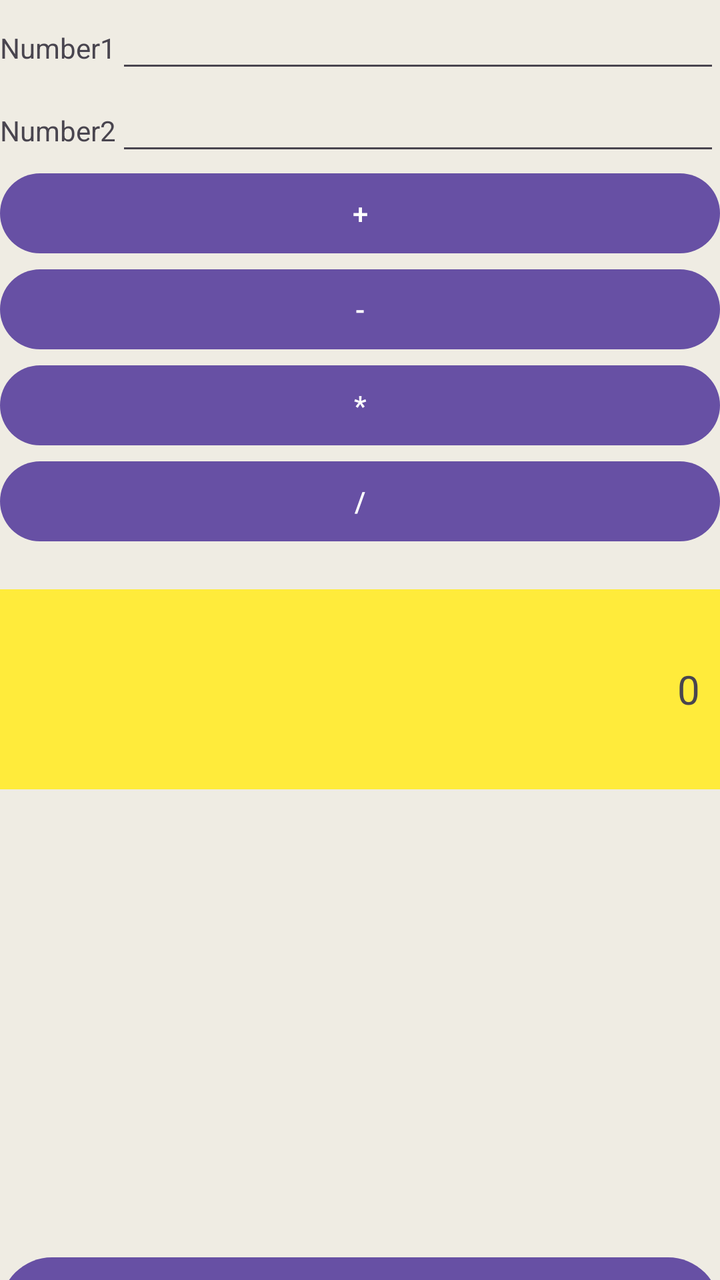
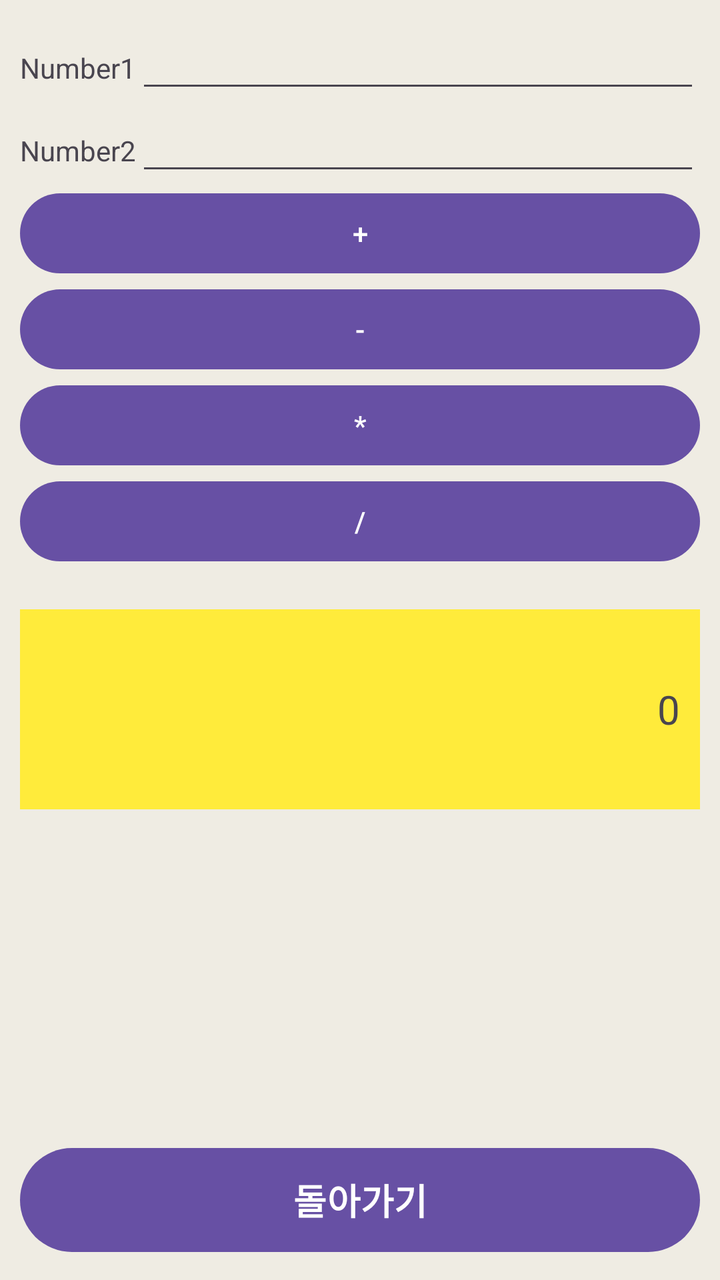

Compare the two renders of this Android layout. The source of the first and the diff that turns it into the second are given below.
<!-- AndroidManifest.xml: application theme Theme.MobilePrograming -->
<!-- res/layout/calculator.xml -->
<?xml version="1.0" encoding="utf-8"?>
<TableLayout xmlns:android="http://schemas.android.com/apk/res/android"
    xmlns:tools="http://schemas.android.com/tools"
    android:layout_width="match_parent"
    android:layout_height="match_parent"
    android:layout_margin="10dp"
    android:stretchColumns="1"
    android:background="#EFECE3"
    tools:context=".Calculator">

    <TableRow>
        <TextView android:text="Number1" />
        <EditText
            android:id="@+id/num1_edit_text"
            android:layout_width="match_parent"
            android:layout_height="wrap_content"
            android:inputType="numberDecimal|numberSigned" />
    </TableRow>

    <TableRow>
        <TextView android:text="Number2" />
        <EditText
            android:id="@+id/num2_edit_text"
            android:layout_width="match_parent"
            android:layout_height="wrap_content"
            android:inputType="numberDecimal|numberSigned" />
    </TableRow>

    <TableRow>
        <Button
            android:id="@+id/add_button"
            android:layout_width="wrap_content"
            android:layout_height="wrap_content"
            android:layout_span="2"
            android:text="+" />
    </TableRow>

    <TableRow>
        <Button
            android:id="@+id/subtract_button"
            android:layout_width="wrap_content"
            android:layout_height="wrap_content"
            android:layout_span="2"
            android:text="-" />
    </TableRow>

    <TableRow>
        <Button
            android:id="@+id/multiply_button"
            android:layout_width="wrap_content"
            android:layout_height="wrap_content"
            android:layout_span="2"
            android:text="*" />
    </TableRow>

    <TableRow>
        <Button
            android:id="@+id/divide_button"
            android:layout_width="wrap_content"
            android:layout_height="wrap_content"
            android:layout_span="2"
            android:text="/" />
    </TableRow>

    <TableRow
        android:layout_marginTop="20dp">
        <TextView
            android:id="@+id/result_text_view"
            android:layout_width="match_parent"
            android:layout_height="100dp"
            android:layout_span="2"
            android:background="#FFEB3B"
            android:gravity="end|center_vertical"
            android:padding="10dp"
            android:text="0"
            android:textSize="20sp" />
    </TableRow>

    <Button
        android:id="@+id/backButton"
        android:layout_width="match_parent"
        android:layout_height="60dp"
        android:layout_marginTop="230dp"
        android:layout_marginBottom="23dp"
        android:text="돌아가기"
        android:textSize="18sp"
        android:textStyle="bold" />

</TableLayout>
<!-- resources referenced by this layout -->
<resources>
  <style name="Theme.MobilePrograming" parent="Base.Theme.MobilePrograming" />
  <style name="Base.Theme.MobilePrograming" parent="Theme.Material3.DayNight.NoActionBar">
          
          
      </style>
</resources>

<!-- the commit's change to res/layout/calculator.xml (unified diff, before → after) -->
@@ -1,89 +1,98 @@
 <?xml version="1.0" encoding="utf-8"?>
-<TableLayout xmlns:android="http://schemas.android.com/apk/res/android"
+<LinearLayout xmlns:android="http://schemas.android.com/apk/res/android"
     xmlns:tools="http://schemas.android.com/tools"
     android:layout_width="match_parent"
     android:layout_height="match_parent"
-    android:layout_margin="10dp"
-    android:stretchColumns="1"
     android:background="#EFECE3"
+    android:orientation="vertical"
+    android:padding="10dp"
     tools:context=".Calculator">
 
-    <TableRow>
-        <TextView android:text="Number1" />
-        <EditText
-            android:id="@+id/num1_edit_text"
-            android:layout_width="match_parent"
-            android:layout_height="wrap_content"
-            android:inputType="numberDecimal|numberSigned" />
-    </TableRow>
+    <TableLayout
+        android:layout_width="match_parent"
+        android:layout_height="wrap_content"
+        android:stretchColumns="1">
 
-    <TableRow>
-        <TextView android:text="Number2" />
-        <EditText
-            android:id="@+id/num2_edit_text"
-            android:layout_width="match_parent"
-            android:layout_height="wrap_content"
-            android:inputType="numberDecimal|numberSigned" />
-    </TableRow>
+        <TableRow>
+            <TextView android:text="Number1" />
+            <EditText
+                android:id="@+id/num1_edit_text"
+                android:layout_width="match_parent"
+                android:layout_height="wrap_content"
+                android:inputType="numberDecimal|numberSigned" />
+        </TableRow>
 
-    <TableRow>
-        <Button
-            android:id="@+id/add_button"
-            android:layout_width="wrap_content"
-            android:layout_height="wrap_content"
-            android:layout_span="2"
-            android:text="+" />
-    </TableRow>
+        <TableRow>
+            <TextView android:text="Number2" />
+            <EditText
+                android:id="@+id/num2_edit_text"
+                android:layout_width="match_parent"
+                android:layout_height="wrap_content"
+                android:inputType="numberDecimal|numberSigned" />
+        </TableRow>
 
-    <TableRow>
-        <Button
-            android:id="@+id/subtract_button"
-            android:layout_width="wrap_content"
-            android:layout_height="wrap_content"
-            android:layout_span="2"
-            android:text="-" />
-    </TableRow>
+        <TableRow>
+            <Button
+                android:id="@+id/add_button"
+                android:layout_width="wrap_content"
+                android:layout_height="wrap_content"
+                android:layout_span="2"
+                android:text="+" />
+        </TableRow>
 
-    <TableRow>
-        <Button
-            android:id="@+id/multiply_button"
-            android:layout_width="wrap_content"
-            android:layout_height="wrap_content"
-            android:layout_span="2"
-            android:text="*" />
-    </TableRow>
+        <TableRow>
+            <Button
+                android:id="@+id/subtract_button"
+                android:layout_width="wrap_content"
+                android:layout_height="wrap_content"
+                android:layout_span="2"
+                android:text="-" />
+        </TableRow>
 
-    <TableRow>
-        <Button
-            android:id="@+id/divide_button"
-            android:layout_width="wrap_content"
-            android:layout_height="wrap_content"
-            android:layout_span="2"
-            android:text="/" />
-    </TableRow>
+        <TableRow>
+            <Button
+                android:id="@+id/multiply_button"
+                android:layout_width="wrap_content"
+                android:layout_height="wrap_content"
+                android:layout_span="2"
+                android:text="*" />
+        </TableRow>
 
-    <TableRow
-        android:layout_marginTop="20dp">
-        <TextView
-            android:id="@+id/result_text_view"
-            android:layout_width="match_parent"
-            android:layout_height="100dp"
-            android:layout_span="2"
-            android:background="#FFEB3B"
-            android:gravity="end|center_vertical"
-            android:padding="10dp"
-            android:text="0"
-            android:textSize="20sp" />
-    </TableRow>
+        <TableRow>
+            <Button
+                android:id="@+id/divide_button"
+                android:layout_width="wrap_content"
+                android:layout_height="wrap_content"
+                android:layout_span="2"
+                android:text="/" />
+        </TableRow>
+
+        <TableRow android:layout_marginTop="20dp">
+            <TextView
+                android:id="@+id/result_text_view"
+                android:layout_width="match_parent"
+                android:layout_height="100dp"
+                android:layout_span="2"
+                android:background="#FFEB3B"
+                android:gravity="end|center_vertical"
+                android:padding="10dp"
+                android:text="0"
+                android:textSize="20sp" />
+        </TableRow>
+
+    </TableLayout>
+
+    <View
+        android:layout_width="match_parent"
+        android:layout_height="0dp"
+        android:layout_weight="1" />
 
     <Button
         android:id="@+id/backButton"
         android:layout_width="match_parent"
         android:layout_height="60dp"
-        android:layout_marginTop="230dp"
-        android:layout_marginBottom="23dp"
         android:text="돌아가기"
         android:textSize="18sp"
         android:textStyle="bold" />
 
-</TableLayout>
+</LinearLayout>
